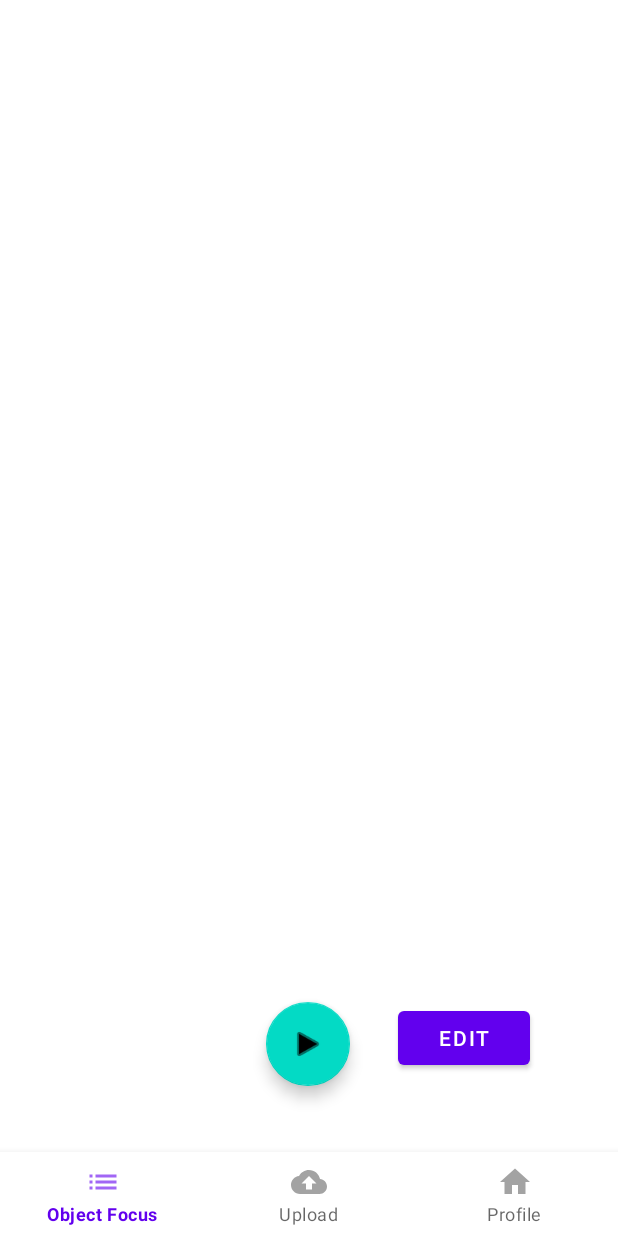
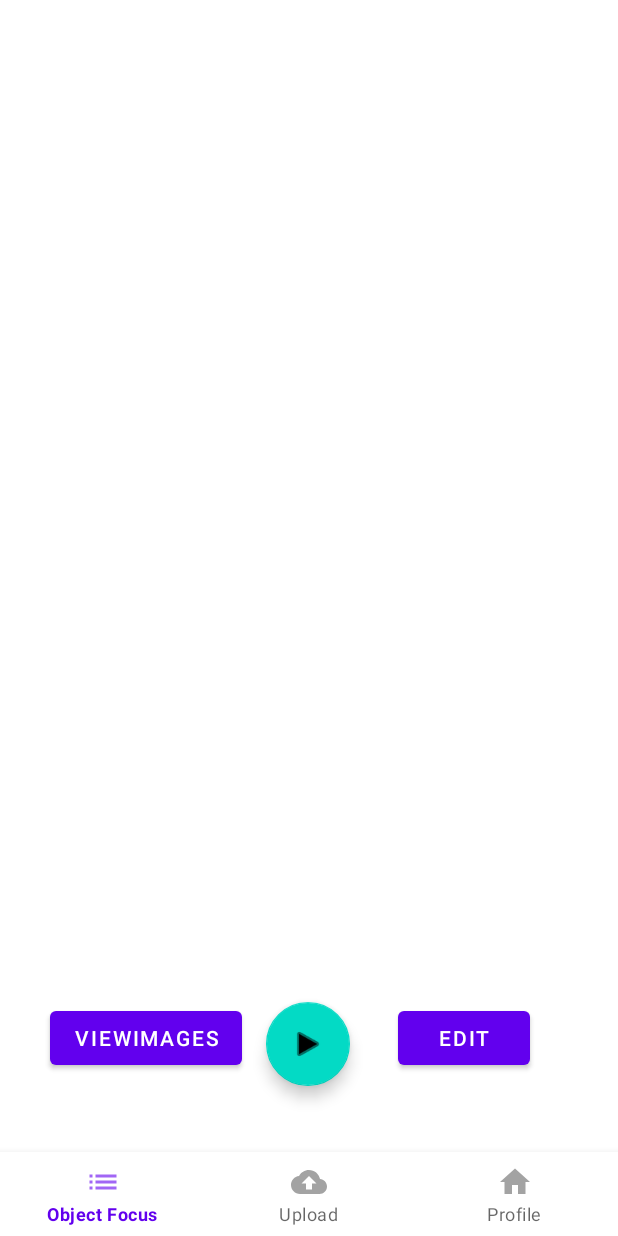
Before and after one commit to zhaohanyun/Glister, an Android app: the layout activity_record.xml on its own in the app's theme, with its tools: preview values and no code run, on a phone screen of 412 x 824 dp. Run offline under Robolectric (Android 15) with nearby library versions, the phone set to English and light mode, and no system bars.

Commit message:
Add ViewImages

```diff
--- a/Frontend/app/src/main/AndroidManifest.xml
+++ b/Frontend/app/src/main/AndroidManifest.xml
@@ -34,6 +34,10 @@
             android:label="@string/edit"
             android:parentActivityName=".RecordActivity" />
         <activity
+            android:name=".ViewImages"
+            android:label="ViewImages"
+            android:parentActivityName=".RecordActivity" />
+        <activity
             android:name=".RecordActivity"
             android:exported="true">
             <intent-filter>
--- a/Frontend/app/src/main/java/cn/edu/sjtu/glister/glisterfrontend/RecordActivity.kt
+++ b/Frontend/app/src/main/java/cn/edu/sjtu/glister/glisterfrontend/RecordActivity.kt
@@ -34,6 +34,7 @@ import kotlinx.android.synthetic.main.activity_record.*
 
 class RecordActivity : AppCompatActivity() {
     fun startEdit(view: View?) = startActivity(Intent(this, EditActivity::class.java))
+    fun startView(view: View?) = startActivity(Intent(this, ViewImages::class.java))
     private val VIDEO_CAPTURE = 101
     private lateinit var startForRecordResult: ActivityResultLauncher<Intent>
     private lateinit var videoView:VideoView
--- a/Frontend/app/src/main/res/layout/activity_record.xml
+++ b/Frontend/app/src/main/res/layout/activity_record.xml
@@ -41,7 +41,7 @@
         app:layout_constraintBottom_toBottomOf="parent" />
 
     <Button
-        android:id="@+id/button"
+        android:id="@+id/edit_button"
         android:layout_width="wrap_content"
         android:layout_height="wrap_content"
         android:layout_marginStart="32dp"
@@ -50,5 +50,15 @@
         app:layout_constraintStart_toEndOf="@+id/recordButton"
         app:layout_constraintTop_toTopOf="@+id/recordButton" />
 
+    <Button
+        android:id="@+id/view_button"
+        android:layout_width="wrap_content"
+        android:layout_height="wrap_content"
+        android:layout_marginEnd="16dp"
+        android:onClick="startView"
+        android:text="ViewImages"
+        app:layout_constraintEnd_toStartOf="@+id/recordButton"
+        app:layout_constraintTop_toTopOf="@+id/recordButton" />
+
 
 </androidx.constraintlayout.widget.ConstraintLayout>
```
Also changed, not shown: Frontend/app/src/main/java/cn/edu/sjtu/glister/glisterfrontend/ViewImages.kt (added, +67 -0 lines), Frontend/app/src/main/res/layout/activity_view.xml (added, +32 -0 lines), Frontend/app/src/main/res/drawable/lijiang.jpg (added), Frontend/app/src/main/res/drawable/qiao.jpg (added), Frontend/app/src/main/res/drawable/shuangta.jpg (added), Frontend/app/src/main/res/drawable/shui.jpg (added), Frontend/app/src/main/res/drawable/xiangbi.jpg (added).
